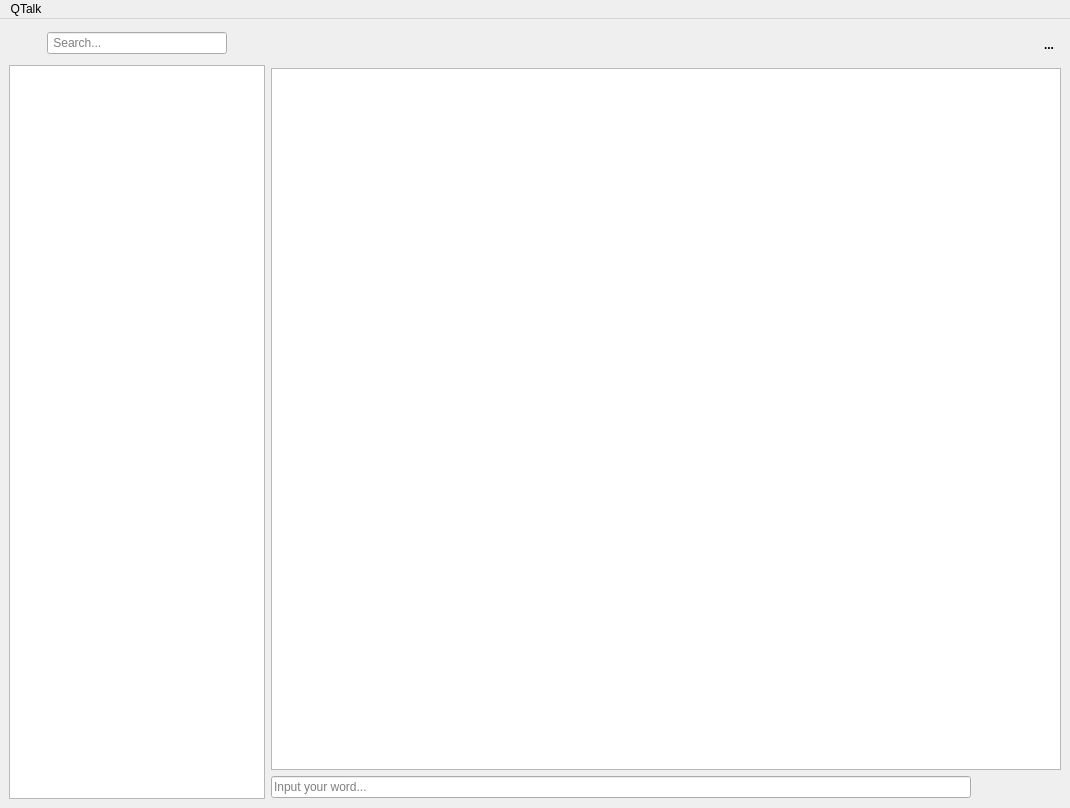
Before: the Qt Designer form ui/qtalk.ui in kentfos/qtalk, drawn with Qt 5.
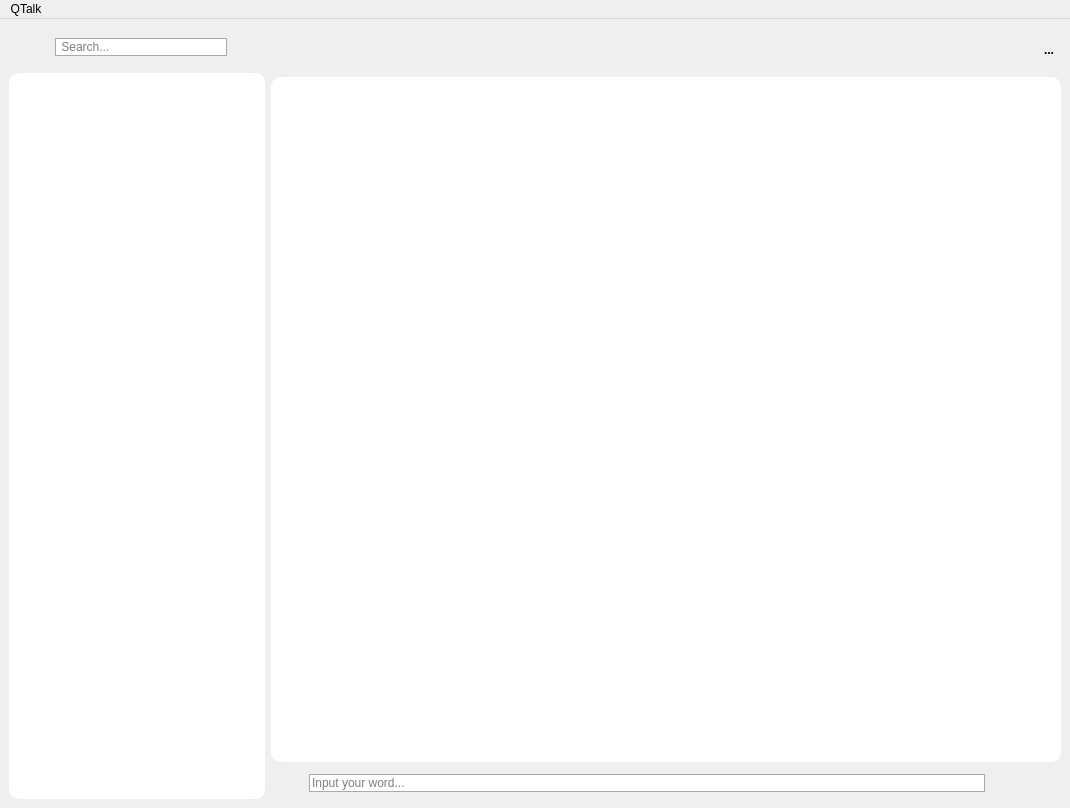
After: the same form once the commit is applied.

Commit message: adjust ui, add avatar

The edit to the form file:
```diff
--- a/ui/qtalk.ui
+++ b/ui/qtalk.ui
@@ -33,8 +33,8 @@
           </property>
           <property name="iconSize">
            <size>
-            <width>24</width>
-            <height>24</height>
+            <width>32</width>
+            <height>32</height>
            </size>
           </property>
           <property name="autoRaise">
@@ -50,6 +50,9 @@
             <verstretch>0</verstretch>
            </sizepolicy>
           </property>
+          <property name="styleSheet">
+           <string notr="true">border: 1px solid #aaa; border-radius:10px; background-color: palette(base);</string>
+          </property>
           <property name="text">
            <string/>
           </property>
@@ -63,6 +66,9 @@
         </item>
         <item>
          <widget class="QToolButton" name="friendsButton">
+          <property name="styleSheet">
+           <string notr="true">background:transparent; border-width:0px;</string>
+          </property>
           <property name="text">
            <string/>
           </property>
@@ -99,6 +105,9 @@
         <property name="layoutDirection">
          <enum>Qt::LeftToRight</enum>
         </property>
+        <property name="styleSheet">
+         <string notr="true">border: 0px solid #aaa; border-radius:10px; background-color: palette(base);</string>
+        </property>
         <property name="editTriggers">
          <set>QAbstractItemView::NoEditTriggers</set>
         </property>
@@ -120,8 +129,8 @@
           </property>
           <property name="iconSize">
            <size>
-            <width>24</width>
-            <height>24</height>
+            <width>36</width>
+            <height>36</height>
            </size>
           </property>
           <property name="autoRaise">
@@ -133,6 +142,12 @@
          <layout class="QVBoxLayout" name="verticalLayout_2">
           <item>
            <widget class="QLabel" name="chatTitle">
+            <property name="sizePolicy">
+             <sizepolicy hsizetype="Preferred" vsizetype="Preferred">
+              <horstretch>0</horstretch>
+              <verstretch>0</verstretch>
+             </sizepolicy>
+            </property>
             <property name="maximumSize">
              <size>
               <width>16777215</width>
@@ -152,6 +167,18 @@
           </item>
           <item>
            <widget class="QLabel" name="chatInfo">
+            <property name="sizePolicy">
+             <sizepolicy hsizetype="Preferred" vsizetype="Minimum">
+              <horstretch>0</horstretch>
+              <verstretch>0</verstretch>
+             </sizepolicy>
+            </property>
+            <property name="maximumSize">
+             <size>
+              <width>16777215</width>
+              <height>14</height>
+             </size>
+            </property>
             <property name="text">
              <string/>
             </property>
@@ -170,6 +197,12 @@
           <property name="text">
            <string>...</string>
           </property>
+          <property name="iconSize">
+           <size>
+            <width>24</width>
+            <height>24</height>
+           </size>
+          </property>
           <property name="autoRaise">
            <bool>true</bool>
           </property>
@@ -178,15 +211,38 @@
        </layout>
       </item>
       <item>
-       <widget class="QTextEdit" name="msgBox"/>
+       <widget class="QTextBrowser" name="msgBox">
+        <property name="styleSheet">
+         <string notr="true">border: 0px solid #aaa; border-radius:10px; background-color: palette(base);</string>
+        </property>
+       </widget>
       </item>
       <item>
        <layout class="QHBoxLayout" name="horizontalLayout_3">
+        <item>
+         <widget class="QToolButton" name="fileButton">
+          <property name="text">
+           <string/>
+          </property>
+          <property name="iconSize">
+           <size>
+            <width>24</width>
+            <height>24</height>
+           </size>
+          </property>
+          <property name="autoRaise">
+           <bool>true</bool>
+          </property>
+         </widget>
+        </item>
         <item>
          <widget class="QLineEdit" name="inputBox">
           <property name="autoFillBackground">
            <bool>false</bool>
           </property>
+          <property name="styleSheet">
+           <string notr="true">border: 1px solid #aaa; border-radius:10px; background-color: palette(base);</string>
+          </property>
           <property name="frame">
            <bool>true</bool>
           </property>
@@ -200,15 +256,11 @@
           <property name="text">
            <string/>
           </property>
-          <property name="autoRaise">
-           <bool>true</bool>
-          </property>
-         </widget>
-        </item>
-        <item>
-         <widget class="QToolButton" name="fileButton">
-          <property name="text">
-           <string/>
+          <property name="iconSize">
+           <size>
+            <width>24</width>
+            <height>24</height>
+           </size>
           </property>
           <property name="autoRaise">
            <bool>true</bool>
@@ -220,6 +272,12 @@
           <property name="text">
            <string/>
           </property>
+          <property name="iconSize">
+           <size>
+            <width>24</width>
+            <height>24</height>
+           </size>
+          </property>
           <property name="autoRaise">
            <bool>true</bool>
           </property>
```
Left out of the diff: 7 changed lines with no effect on the pictures. The commit also changes 2 other files.
